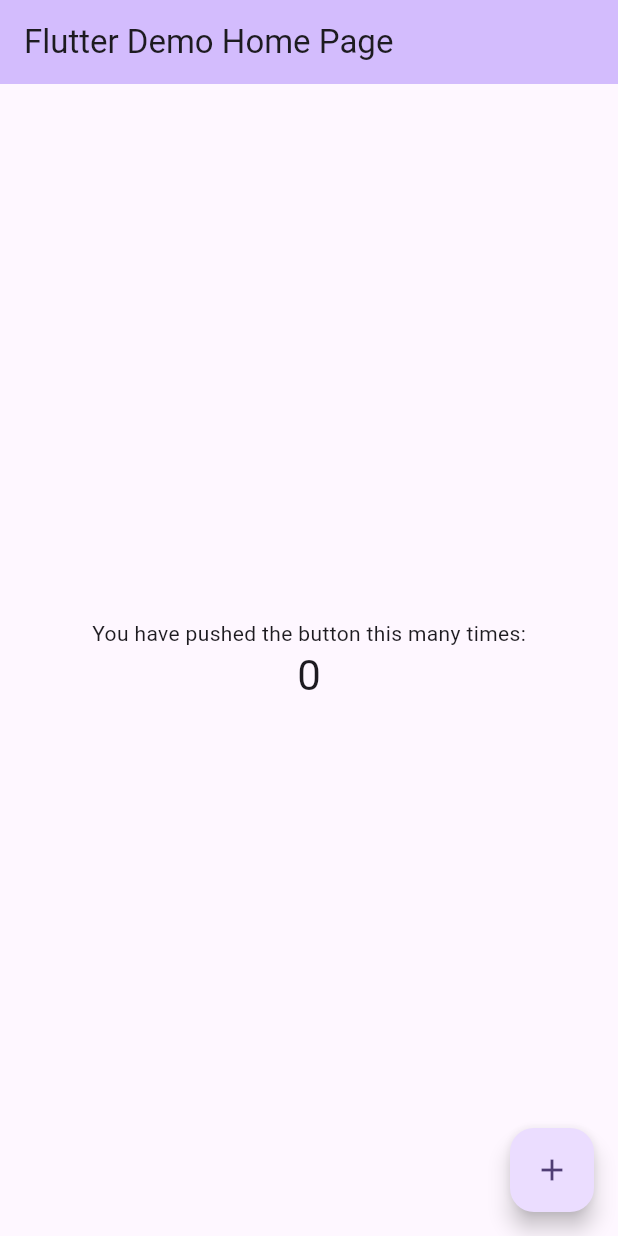
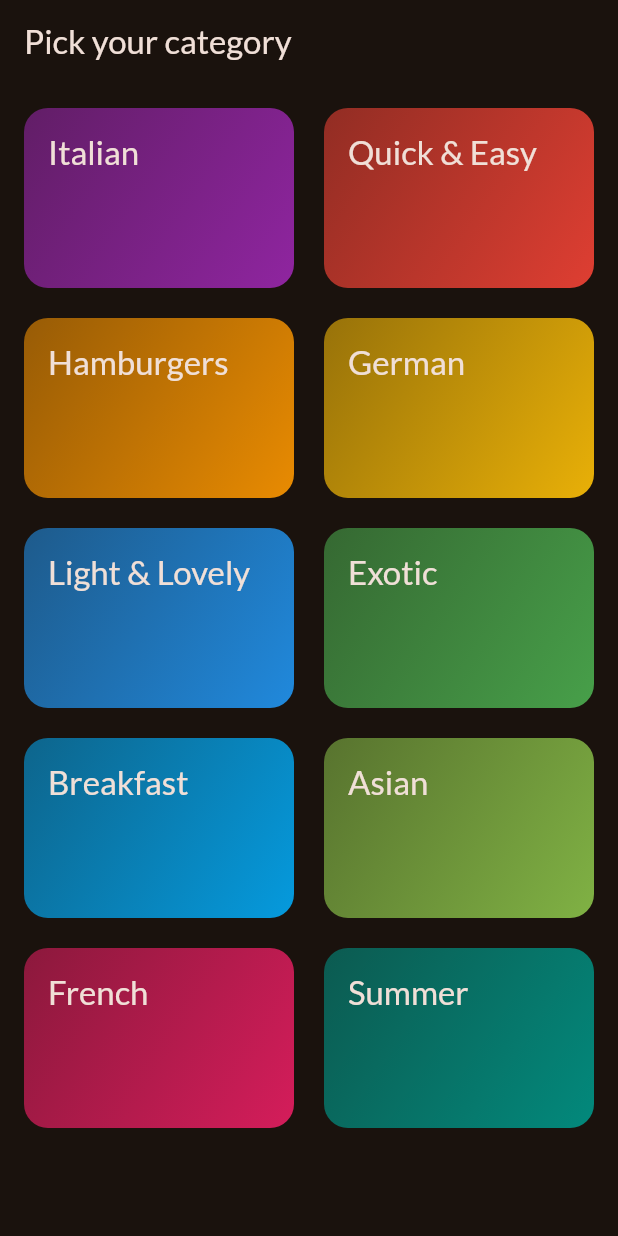
Before and after one commit to md-arif-hossainn/meals_app, a Flutter app: the screen it shows after launch, on a phone screen of 412 x 824 dp. Run offline on Flutter 3.47's test engine with Material 3 defaults, Android fonts, the phone set to English and light mode, and no system bars; our stand-ins replace google_fonts.

Commit message:
Add theme and grid design

```diff
--- /dev/null
+++ b/lib/data/dummy_data.dart
@@ -0,0 +1,57 @@
+import 'package:flutter/material.dart';
+
+
+import '../models/category.dart';
+
+const availableCategories = [
+  Category(
+    id: 'c1',
+    title: 'Italian',
+    color: Colors.purple,
+  ),
+  Category(
+    id: 'c2',
+    title: 'Quick & Easy',
+    color: Colors.red,
+  ),
+  Category(
+    id: 'c3',
+    title: 'Hamburgers',
+    color: Colors.orange,
+  ),
+  Category(
+    id: 'c4',
+    title: 'German',
+    color: Colors.amber,
+  ),
+  Category(
+    id: 'c5',
+    title: 'Light & Lovely',
+    color: Colors.blue,
+  ),
+  Category(
+    id: 'c6',
+    title: 'Exotic',
+    color: Colors.green,
+  ),
+  Category(
+    id: 'c7',
+    title: 'Breakfast',
+    color: Colors.lightBlue,
+  ),
+  Category(
+    id: 'c8',
+    title: 'Asian',
+    color: Colors.lightGreen,
+  ),
+  Category(
+    id: 'c9',
+    title: 'French',
+    color: Colors.pink,
+  ),
+  Category(
+    id: 'c10',
+    title: 'Summer',
+    color: Colors.teal,
+  ),
+];
--- a/lib/main.dart
+++ b/lib/main.dart
@@ -1,117 +1,29 @@
 import 'package:flutter/material.dart';
 
+import 'package:google_fonts/google_fonts.dart';
+import 'package:meals_app/screen/catagories.dart';
+
+final theme = ThemeData(
+  useMaterial3: true,
+  colorScheme: ColorScheme.fromSeed(
+    brightness: Brightness.dark,
+    seedColor: const Color.fromARGB(255, 131, 57, 0),
+  ),
+  textTheme: GoogleFonts.latoTextTheme(),
+);
+
 void main() {
-  runApp(const MyApp());
+  runApp(const App());
 }
 
-class MyApp extends StatelessWidget {
-  const MyApp({super.key});
+class App extends StatelessWidget {
+  const App({super.key});
 
-  // This widget is the root of your application.
   @override
   Widget build(BuildContext context) {
     return MaterialApp(
-      title: 'Flutter Demo',
-      theme: ThemeData(
-        // This is the theme of your application.
-        //
-        // TRY THIS: Try running your application with "flutter run". You'll see
-        // the application has a purple toolbar. Then, without quitting the app,
-        // try changing the seedColor in the colorScheme below to Colors.green
-        // and then invoke "hot reload" (save your changes or press the "hot
-        // reload" button in a Flutter-supported IDE, or press "r" if you used
-        // the command line to start the app).
-        //
-        // Notice that the counter didn't reset back to zero; the application
-        // state is not lost during the reload. To reset the state, use hot
-        // restart instead.
-        //
-        // This works for code too, not just values: Most code changes can be
-        // tested with just a hot reload.
-        colorScheme: ColorScheme.fromSeed(seedColor: Colors.deepPurple),
-        useMaterial3: true,
-      ),
-      home: const MyHomePage(title: 'Flutter Demo Home Page'),
+        theme: theme,
+        home: const CategoriesScreen()
     );
   }
 }
-
-class MyHomePage extends StatefulWidget {
-  const MyHomePage({super.key, required this.title});
-
-
-  final String title;
-
-  @override
-  State<MyHomePage> createState() => _MyHomePageState();
-}
-
-class _MyHomePageState extends State<MyHomePage> {
-  int _counter = 0;
-
-  void _incrementCounter() {
-    setState(() {
-      // This call to setState tells the Flutter framework that something has
-      // changed in this State, which causes it to rerun the build method below
-      // so that the display can reflect the updated values. If we changed
-      // _counter without calling setState(), then the build method would not be
-      // called again, and so nothing would appear to happen.
-      _counter++;
-    });
-  }
-
-  @override
-  Widget build(BuildContext context) {
-    // This method is rerun every time setState is called, for instance as done
-    // by the _incrementCounter method above.
-    //
-    // The Flutter framework has been optimized to make rerunning build methods
-    // fast, so that you can just rebuild anything that needs updating rather
-    // than having to individually change instances of widgets.
-    return Scaffold(
-      appBar: AppBar(
-        // TRY THIS: Try changing the color here to a specific color (to
-        // Colors.amber, perhaps?) and trigger a hot reload to see the AppBar
-        // change color while the other colors stay the same.
-        backgroundColor: Theme.of(context).colorScheme.inversePrimary,
-        // Here we take the value from the MyHomePage object that was created by
-        // the App.build method, and use it to set our appbar title.
-        title: Text(widget.title),
-      ),
-      body: Center(
-        // Center is a layout widget. It takes a single child and positions it
-        // in the middle of the parent.
-        child: Column(
-          // Column is also a layout widget. It takes a list of children and
-          // arranges them vertically. By default, it sizes itself to fit its
-          // children horizontally, and tries to be as tall as its parent.
-          //
-          // Column has various properties to control how it sizes itself and
-          // how it positions its children. Here we use mainAxisAlignment to
-          // center the children vertically; the main axis here is the vertical
-          // axis because Columns are vertical (the cross axis would be
-          // horizontal).
-          //
-          // TRY THIS: Invoke "debug painting" (choose the "Toggle Debug Paint"
-          // action in the IDE, or press "p" in the console), to see the
-          // wireframe for each widget.
-          mainAxisAlignment: MainAxisAlignment.center,
-          children: <Widget>[
-            const Text(
-              'You have pushed the button this many times:',
-            ),
-            Text(
-              '$_counter',
-              style: Theme.of(context).textTheme.headlineMedium,
-            ),
-          ],
-        ),
-      ),
-      floatingActionButton: FloatingActionButton(
-        onPressed: _incrementCounter,
-        tooltip: 'Increment',
-        child: const Icon(Icons.add),
-      ), // This trailing comma makes auto-formatting nicer for build methods.
-    );
-  }
-}
--- /dev/null
+++ b/lib/models/category.dart
@@ -0,0 +1,14 @@
+import 'package:flutter/material.dart';
+
+class Category{
+
+  const Category({
+    required this.id,
+    required this.title,
+    this.color = Colors.orange
+  });
+
+  final String id;
+  final String title;
+  final Color color;
+}
--- /dev/null
+++ b/lib/screen/catagories.dart
@@ -0,0 +1,32 @@
+import 'package:flutter/material.dart';
+import 'package:meals_app/widgets/category_grid_item.dart';
+
+import '../data/dummy_data.dart';
+import '../models/category.dart';
+
+class CategoriesScreen extends StatelessWidget{
+
+  const CategoriesScreen({super.key});
+  @override
+  Widget build(BuildContext context) {
+    return Scaffold(
+      appBar: AppBar(
+        title: const Text('Pick your category'),
+      ),
+      body: GridView(
+        padding: const EdgeInsets.all(16),
+        gridDelegate: const SliverGridDelegateWithFixedCrossAxisCount(
+            crossAxisCount: 2,
+            childAspectRatio: 3/2,
+            crossAxisSpacing: 20,
+            mainAxisSpacing: 20,
+        ),
+        children: [
+            for(final category in availableCategories)
+              CategoryGridItem(category: category)
+        ],
+      ),
+    );
+  }
+
+}
--- /dev/null
+++ b/lib/widgets/category_grid_item.dart
@@ -0,0 +1,38 @@
+import 'package:flutter/material.dart';
+
+import '../models/category.dart';
+
+class CategoryGridItem extends StatelessWidget{
+  const CategoryGridItem({super.key, required this.category});
+
+  final Category category;
+
+  @override
+  Widget build(BuildContext context) {
+    return  InkWell(
+      onTap: () => {},
+      splashColor: Theme.of(context).primaryColor,
+      borderRadius: BorderRadius.circular(16),
+      child: Container(
+        padding: const EdgeInsets.all(16),
+        decoration:BoxDecoration(
+            borderRadius: BorderRadius.circular(16),
+            gradient: LinearGradient(
+            colors: [
+              category.color.withOpacity(0.55),
+              category.color.withOpacity(0.9),
+            ],
+            begin: Alignment.topLeft,
+            end: Alignment.bottomRight,
+          )
+        ),
+        child: Text(
+          category.title,
+          style: Theme.of(context).textTheme.titleLarge!.copyWith(
+            color: Theme.of(context).colorScheme.onSurface,
+          ),
+        ),
+      ),
+    );
+  }
+}
--- a/pubspec.yaml
+++ b/pubspec.yaml
@@ -35,6 +35,7 @@ dependencies:
   # The following adds the Cupertino Icons font to your application.
   # Use with the CupertinoIcons class for iOS style icons.
   cupertino_icons: ^1.0.6
+  google_fonts: ^6.2.1
 
 dev_dependencies:
   flutter_test:
```
Also changed, not shown: lib/screen/meals.dart (added), pubspec.lock, 1 other file.
